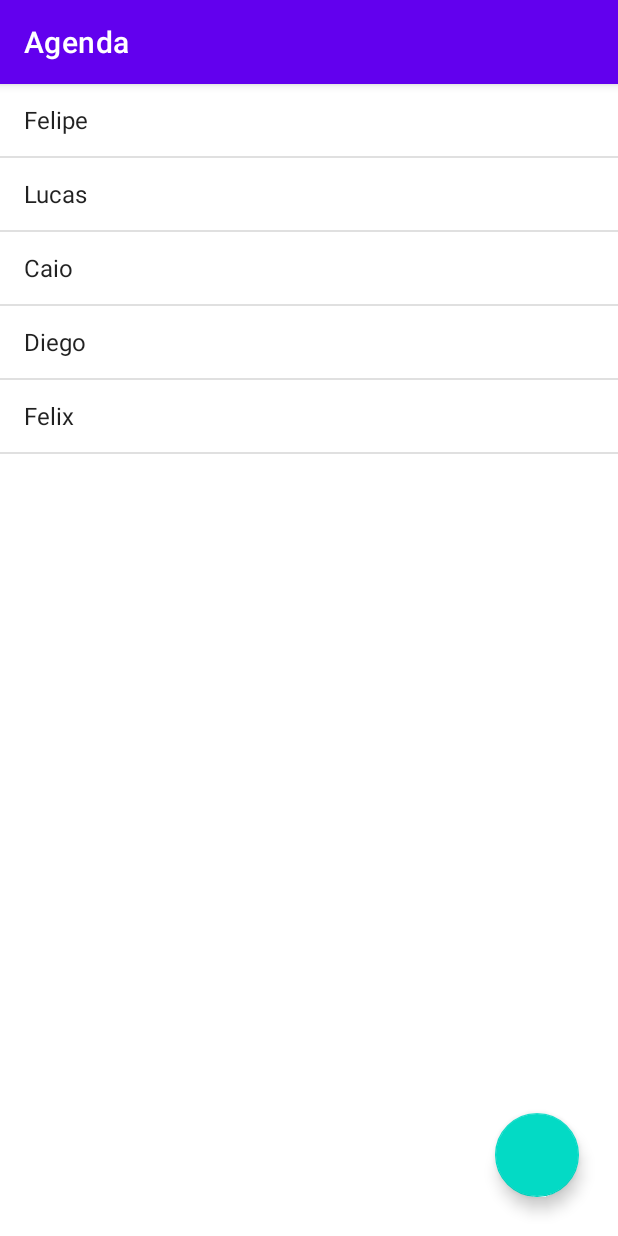
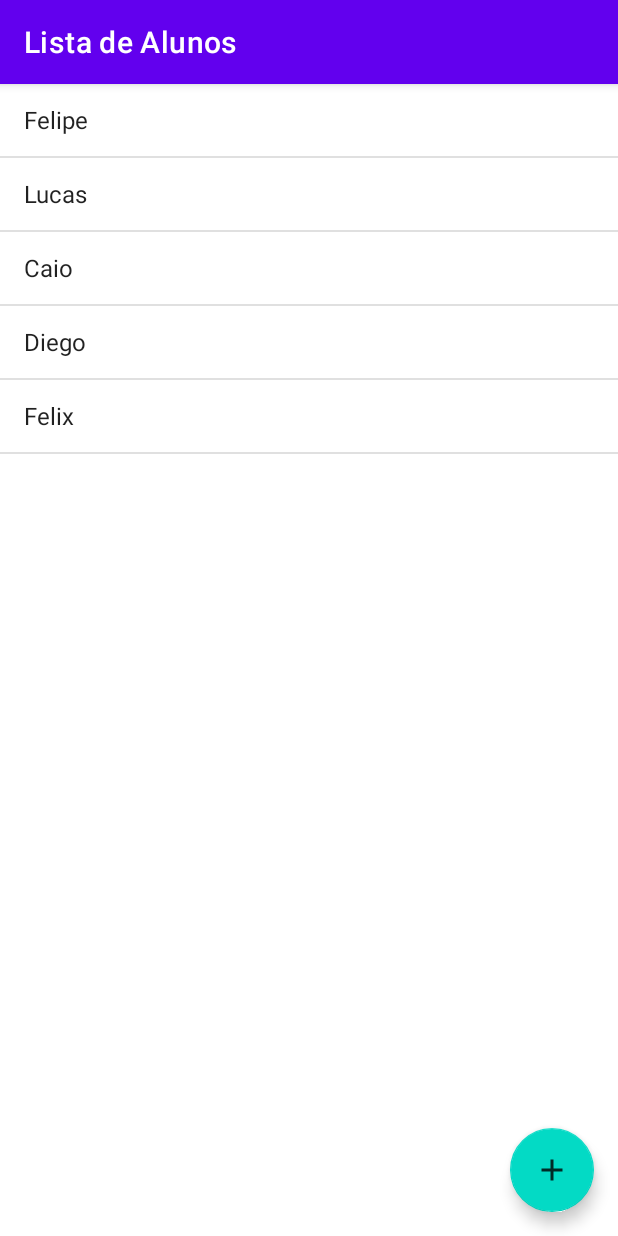
Before and after one commit to FelipeROBorges/Estudos_Android_Studio, an Android app: the screen it shows after launch (MainActivity before the commit, ListaAlunosActivity after it), on a phone screen of 412 x 824 dp. Run offline under Robolectric (Android 15) with nearby library versions, the phone set to English and light mode, and no system bars.

```diff
--- a/app/src/main/java/com/example/estudos_android_studio/MainActivity.java
+++ b/app/src/main/java/com/example/estudos_android_studio/ui/activity/ListaAlunosActivity.java
@@ -1,4 +1,4 @@
-package com.example.estudos_android_studio;
+package com.example.estudos_android_studio.ui.activity;
 
 import androidx.appcompat.app.AppCompatActivity;
 
@@ -7,16 +7,22 @@ import android.widget.ArrayAdapter;
 import android.widget.ListView;
 import android.widget.Toast;
 
+import com.example.estudos_android_studio.R;
+
 import java.util.ArrayList;
 import java.util.Arrays;
 import java.util.List;
 
-public class MainActivity extends AppCompatActivity {
+public class ListaAlunosActivity extends AppCompatActivity {
 
     @Override
     protected void onCreate(Bundle savedInstanceState) {
         super.onCreate(savedInstanceState);
-        setContentView(R.layout.activity_main);
+        // Fazendo o link com um arquivo DML de visualização
+        setContentView(R.layout.activity_lista_alunos);
+
+        // Definindo o nome exibido na parte superior da tela
+        setTitle("Lista de Alunos");
 
         // Mensagem de entrada do app
         Toast.makeText(this, "Bem-vindo!", Toast.LENGTH_LONG).show();
@@ -25,7 +31,7 @@ public class MainActivity extends AppCompatActivity {
         List<String> alunos = new ArrayList<>(Arrays.asList("Felipe", "Lucas", "Caio", "Diego", "Felix"));
 
         // Implementando lista de alunos com ListView e ArrayAdapter
-        ListView listaDeAlunos = findViewById(R.id.activity_main_lista_de_alunos);
+        ListView listaDeAlunos = findViewById(R.id.activity_lista_alunos_lista_de_alunos);
         listaDeAlunos.setAdapter(new ArrayAdapter<String>(this,
                 android.R.layout.simple_list_item_1,
                 alunos));
--- /dev/null
+++ b/app/src/main/res/drawable-anydpi/ic_action_novo_aluno.xml
@@ -0,0 +1,11 @@
+<vector xmlns:android="http://schemas.android.com/apk/res/android"
+    android:width="24dp"
+    android:height="24dp"
+    android:viewportWidth="24"
+    android:viewportHeight="24"
+    android:tint="#FFFFFF"
+    android:alpha="0.8">
+  <path
+      android:fillColor="@android:color/white"
+      android:pathData="M19,13h-6v6h-2v-6H5v-2h6V5h2v6h6v2z"/>
+</vector>
--- a/app/src/main/res/layout/activity_main.xml
+++ b/app/src/main/res/layout/activity_lista_alunos.xml
@@ -2,22 +2,24 @@
 <RelativeLayout xmlns:android="http://schemas.android.com/apk/res/android"
     xmlns:app="http://schemas.android.com/apk/res-auto"
     android:layout_width="match_parent"
-    android:layout_height="match_parent">
+    android:layout_height="match_parent"
+    >
 
     <ListView
-        android:id="@+id/activity_main_lista_de_alunos"
+        android:id="@+id/activity_lista_alunos_lista_de_alunos"
         android:layout_width="match_parent"
-        android:layout_height="match_parent"
-        />
+        android:layout_height="match_parent"/>
 
     <com.google.android.material.floatingactionbutton.FloatingActionButton
-        android:id="@+id/activity_main_fab_novo_aluno"
+        android:id="@+id/activity_lista_alunos_fab_novo_aluno"
         android:layout_width="wrap_content"
         android:layout_height="wrap_content"
         android:layout_alignParentRight="true"
         android:layout_alignParentEnd="true"
         android:layout_alignParentBottom="true"
-        android:layout_marginBottom="26dp"
-        android:layout_marginRight="26dp"
-        />
+        android:src="@drawable/ic_action_novo_aluno"
+        android:layout_margin="16dp"
+        android:clickable="true"
+        android:focusable="true" />
+
 </RelativeLayout>
```
Also changed, not shown: app/src/main/AndroidManifest.xml (+12 -2 lines), app/src/main/java/com/example/estudos_android_studio/ui/activity/FormularioAlunoActivity.java (added, +17 -0 lines), app/src/main/res/layout/activity_formulario_aluno.xml (added, +9 -0 lines), app/src/main/res/drawable-hdpi/ic_action_novo_aluno.png (added), app/src/main/res/drawable-mdpi/ic_action_novo_aluno.png (added), app/src/main/res/drawable-xhdpi/ic_action_novo_aluno.png (added), app/src/main/res/drawable-xxhdpi/ic_action_novo_aluno.png (added).
